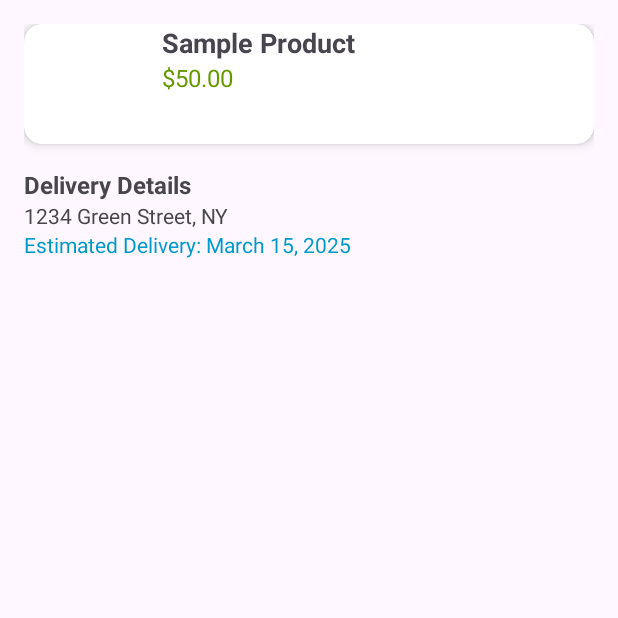
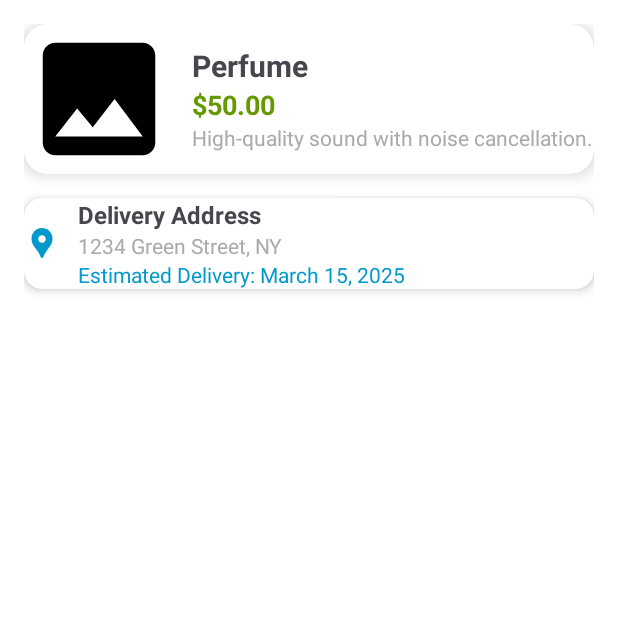
Before and after one commit to pine-needle/paypal_riya_03092025, an Android app: the screen it shows after launch (MainActivity), on a phone screen of 412 x 824 dp, the top half of it. Run offline under Robolectric (Android 15) with nearby library versions, the phone set to English and light mode, and no system bars; libraries missing offline, so code that uses them is left out: com.androidnetworking, com.androidnetworking.common, com.androidnetworking.error, com.androidnetworking.interfaces, com.paypal.android; 2 statements that could not run were skipped.

Commit message:
first try to integrate paypal

```diff
--- /dev/null
+++ b/app/src/main/res/drawable/ic_location.xml
@@ -0,0 +1,5 @@
+<vector xmlns:android="http://schemas.android.com/apk/res/android" android:height="24dp" android:tint="#000000" android:viewportHeight="24" android:viewportWidth="24" android:width="24dp">
+
+    <path android:fillColor="@android:color/white" android:pathData="M12,2L12,2C8.13,2 5,5.13 5,9c0,1.74 0.5,3.37 1.41,4.84c0.95,1.54 2.2,2.86 3.16,4.4c0.47,0.75 0.81,1.45 1.17,2.26C11,21.05 11.21,22 12,22h0c0.79,0 1,-0.95 1.25,-1.5c0.37,-0.81 0.7,-1.51 1.17,-2.26c0.96,-1.53 2.21,-2.85 3.16,-4.4C18.5,12.37 19,10.74 19,9C19,5.13 15.87,2 12,2zM12,11.75c-1.38,0 -2.5,-1.12 -2.5,-2.5s1.12,-2.5 2.5,-2.5s2.5,1.12 2.5,2.5S13.38,11.75 12,11.75z"/>
+
+</vector>
--- /dev/null
+++ b/app/src/main/res/drawable/rounded_image_background.xml
@@ -0,0 +1,6 @@
+<shape xmlns:android="http://schemas.android.com/apk/res/android"
+    android:shape="rectangle">
+    <corners android:radius="12dp"/>
+    <solid android:color="@android:color/white"/>
+    <padding android:left="4dp" android:right="4dp"/>
+</shape>
--- /dev/null
+++ b/app/src/main/res/drawable/sample_product.xml
@@ -0,0 +1,5 @@
+<vector xmlns:android="http://schemas.android.com/apk/res/android" android:height="24dp" android:tint="#000000" android:viewportHeight="24" android:viewportWidth="24" android:width="24dp">
+
+    <path android:fillColor="@android:color/white" android:pathData="M21,19V5c0,-1.1 -0.9,-2 -2,-2H5c-1.1,0 -2,0.9 -2,2v14c0,1.1 0.9,2 2,2h14c1.1,0 2,-0.9 2,-2zM8.5,13.5l2.5,3.01L14.5,12l4.5,6H5l3.5,-4.5z"/>
+
+</vector>
--- a/app/src/main/res/layout/activity_main.xml
+++ b/app/src/main/res/layout/activity_main.xml
@@ -5,6 +5,7 @@
     xmlns:tools="http://schemas.android.com/tools"
     android:layout_width="match_parent"
     android:layout_height="match_parent"
+    android:background="@android:color/background_light"
     android:padding="16dp"
     tools:context=".MainActivity">
 
@@ -13,9 +14,10 @@
         android:id="@+id/productCard"
         android:layout_width="match_parent"
         android:layout_height="wrap_content"
-        app:cardCornerRadius="12dp"
-        app:cardElevation="4dp"
-        android:padding="12dp"
+        app:cardCornerRadius="16dp"
+        app:cardElevation="6dp"
+        android:padding="16dp"
+        android:backgroundTint="@color/white"
         app:layout_constraintTop_toTopOf="parent"
         app:layout_constraintStart_toStartOf="parent"
         app:layout_constraintEnd_toEndOf="parent">
@@ -23,16 +25,80 @@
         <LinearLayout
             android:layout_width="match_parent"
             android:layout_height="wrap_content"
-            android:orientation="horizontal">
+            android:orientation="horizontal"
+            android:gravity="center_vertical">
 
             <!-- Product Image -->
             <ImageView
                 android:id="@+id/productImage"
-                android:layout_width="80dp"
-                android:layout_height="80dp"
-                android:scaleType="centerCrop" />
+                android:layout_width="100dp"
+                android:layout_height="100dp"
+                android:scaleType="centerCrop"
+                android:src="@drawable/sample_product"
+                android:background="@drawable/rounded_image_background"/>
 
             <!-- Product Details -->
+            <LinearLayout
+                android:layout_width="0dp"
+                android:layout_height="wrap_content"
+                android:layout_marginStart="12dp"
+                android:orientation="vertical"
+                android:layout_weight="1">
+
+                <TextView
+                    android:id="@+id/productName"
+                    android:layout_width="wrap_content"
+                    android:layout_height="wrap_content"
+                    android:text="@string/perfume"
+                    android:textSize="20sp"
+                    android:textStyle="bold" />
+
+                <TextView
+                    android:id="@+id/productPrice"
+                    android:layout_width="wrap_content"
+                    android:layout_height="wrap_content"
+                    android:text="@string/_50_00"
+                    android:textSize="18sp"
+                    android:textColor="@android:color/holo_green_dark"
+                    android:textStyle="bold"/>
+
+                <TextView
+                    android:id="@+id/productDescription"
+                    android:layout_width="wrap_content"
+                    android:layout_height="wrap_content"
+                    android:text="@string/high_quality_sound_with_noise_cancellation"
+                    android:textSize="14sp"
+                    android:textColor="@android:color/darker_gray"/>
+            </LinearLayout>
+        </LinearLayout>
+    </androidx.cardview.widget.CardView>
+
+    <!-- Delivery Details -->
+    <androidx.cardview.widget.CardView
+        android:id="@+id/deliveryCard"
+        android:layout_width="match_parent"
+        android:layout_height="wrap_content"
+        app:cardCornerRadius="12dp"
+        app:cardElevation="4dp"
+        android:padding="16dp"
+        android:backgroundTint="@color/white"
+        android:layout_marginTop="16dp"
+        app:layout_constraintTop_toBottomOf="@id/productCard"
+        app:layout_constraintStart_toStartOf="parent"
+        app:layout_constraintEnd_toEndOf="parent">
+
+        <LinearLayout
+            android:layout_width="match_parent"
+            android:layout_height="wrap_content"
+            android:orientation="horizontal"
+            android:gravity="center_vertical">
+
+            <ImageView
+                android:layout_width="24dp"
+                android:layout_height="24dp"
+                android:src="@drawable/ic_location"
+                app:tint="@android:color/holo_blue_dark" />
+
             <LinearLayout
                 android:layout_width="wrap_content"
                 android:layout_height="wrap_content"
@@ -40,66 +106,47 @@
                 android:orientation="vertical">
 
                 <TextView
-                    android:id="@+id/productName"
-                    android:layout_width="wrap_content"
-                    android:layout_height="wrap_content"
-                    android:text="Sample Product"
-                    android:textSize="18sp"
-                    android:textStyle="bold" />
-
-                <TextView
-                    android:id="@+id/productPrice"
-                    android:layout_width="wrap_content"
-                    android:layout_height="wrap_content"
-                    android:text="$50.00"
-                    android:textSize="16sp"
-                    android:textColor="@android:color/holo_green_dark"/>
-            </LinearLayout>
-        </LinearLayout>
-    </androidx.cardview.widget.CardView>
-
-    <!-- Delivery Details -->
-    <TextView
                     android:id="@+id/deliveryTitle"
                     android:layout_width="wrap_content"
                     android:layout_height="wrap_content"
-        android:text="Delivery Details"
+                    android:text="@string/delivery_address"
                     android:textSize="16sp"
-        android:textStyle="bold"
-        android:layout_marginTop="16dp"
-        app:layout_constraintTop_toBottomOf="@id/productCard"
-        app:layout_constraintStart_toStartOf="parent"/>
+                    android:textStyle="bold"/>
 
                 <TextView
                     android:id="@+id/deliveryAddress"
                     android:layout_width="wrap_content"
                     android:layout_height="wrap_content"
-        android:text="1234 Green Street, NY"
+                    android:text="@string/_1234_green_street_ny"
                     android:textSize="14sp"
-        app:layout_constraintTop_toBottomOf="@id/deliveryTitle"
-        app:layout_constraintStart_toStartOf="parent"/>
+                    android:textColor="@android:color/darker_gray"/>
 
                 <TextView
                     android:id="@+id/deliveryDate"
                     android:layout_width="wrap_content"
                     android:layout_height="wrap_content"
-        android:text="Estimated Delivery: March 15, 2025"
+                    android:text="@string/estimated_delivery_march_15_2025"
                     android:textSize="14sp"
-        android:textColor="@android:color/holo_blue_dark"
-        app:layout_constraintTop_toBottomOf="@id/deliveryAddress"
-        app:layout_constraintStart_toStartOf="parent"/>
+                    android:textColor="@android:color/holo_blue_dark"/>
+            </LinearLayout>
+        </LinearLayout>
+    </androidx.cardview.widget.CardView>
 
     <!-- PayPal Button -->
     <Button
         android:id="@+id/startOrderBtn"
         android:layout_width="match_parent"
         android:layout_height="wrap_content"
-        android:text="Pay with PayPal"
+        android:text="@string/pay_with_paypal"
         android:textSize="16sp"
         android:padding="12dp"
+        android:backgroundTint="#003087"
         android:textColor="@android:color/white"
         android:layout_marginTop="24dp"
-        app:layout_constraintTop_toBottomOf="@id/deliveryDate"
+        android:layout_marginBottom="16dp"
+        app:cornerRadius="12dp"
+        android:elevation="6dp"
+        app:layout_constraintTop_toBottomOf="@id/deliveryCard"
         app:layout_constraintStart_toStartOf="parent"
         app:layout_constraintEnd_toEndOf="parent"/>
 </androidx.constraintlayout.widget.ConstraintLayout>
--- a/app/src/main/res/values/strings.xml
+++ b/app/src/main/res/values/strings.xml
@@ -2,4 +2,12 @@
     <string name="app_name">My Paypal Test</string>
     <string name="start_order">Start Order</string>
     <string name="paypal_payment">PayPal Payment</string>
+    <string name="sample_product">Sample Product</string>
+    <string name="perfume">Perfume</string>
+    <string name="_50_00">$50.00</string>
+    <string name="pay_with_paypal">Pay with PayPal</string>
+    <string name="estimated_delivery_march_15_2025">Estimated Delivery: March 15, 2025</string>
+    <string name="_1234_green_street_ny">1234 Green Street, NY</string>
+    <string name="delivery_address">Delivery Address</string>
+    <string name="high_quality_sound_with_noise_cancellation">High-quality sound with noise cancellation.</string>
 </resources>
```
Lines whose indentation alone changed are shown as unchanged.
